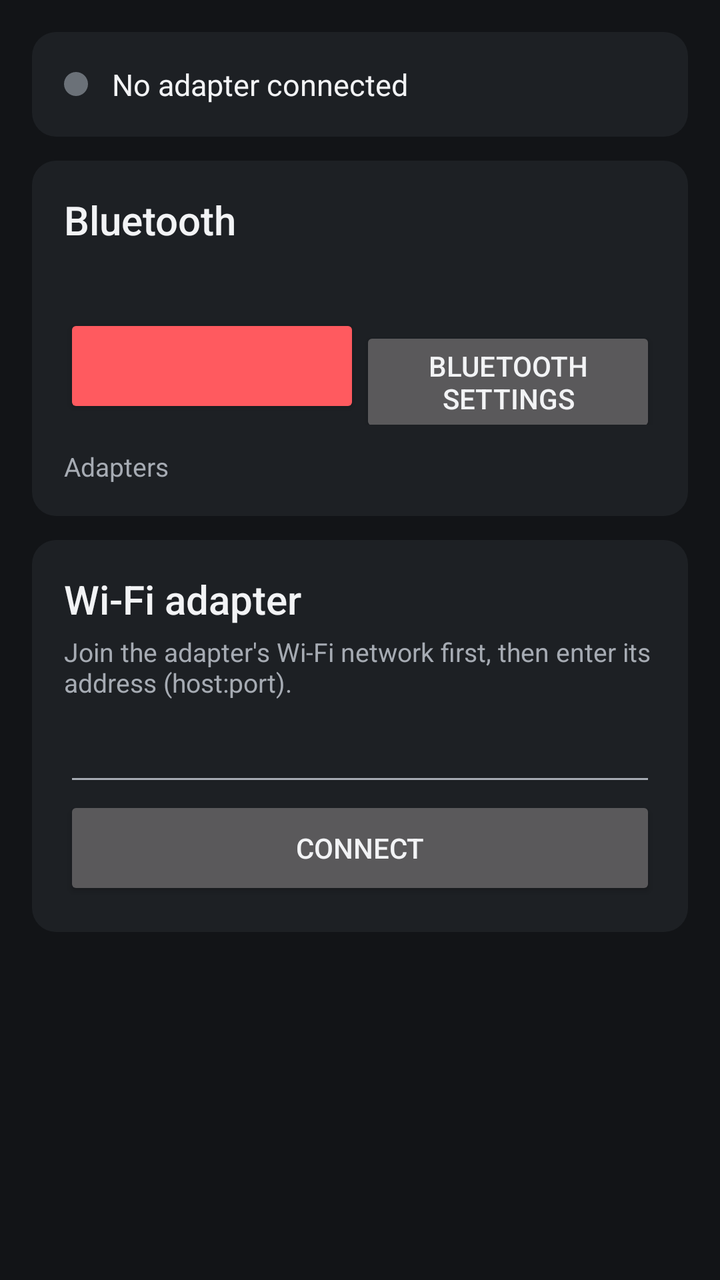
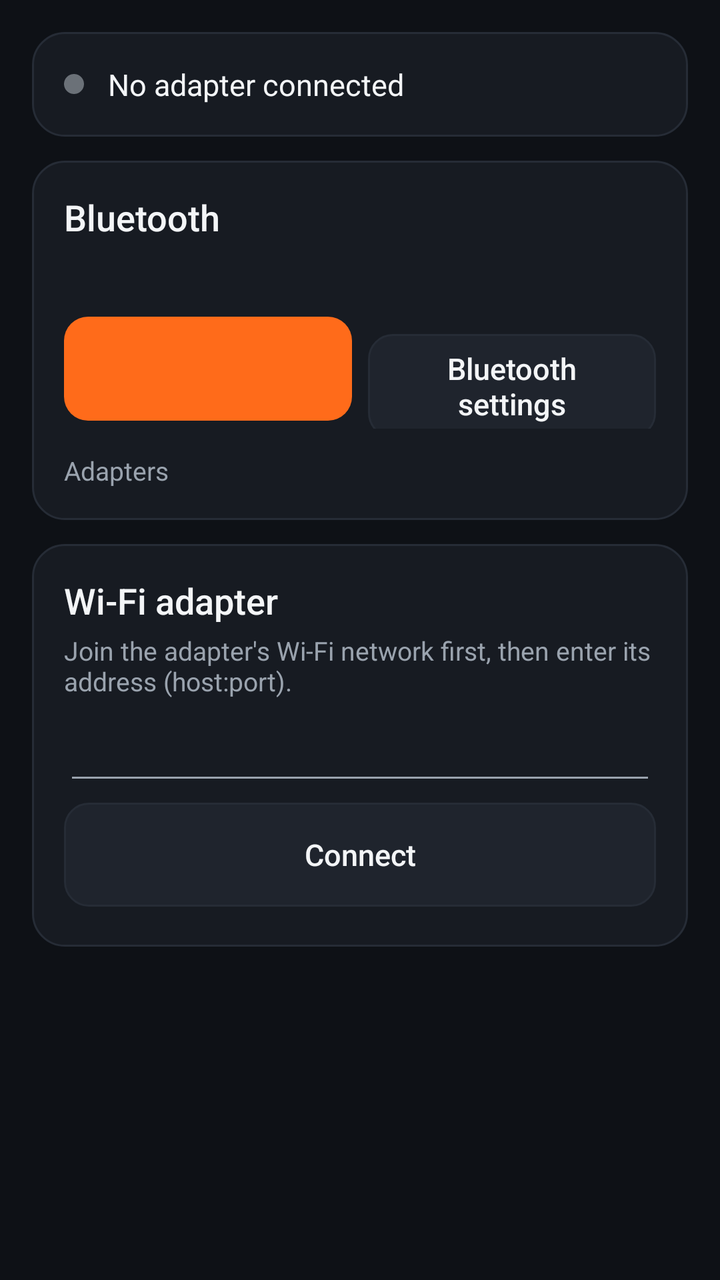

The first picture is an Android layout as it rendered before a commit; the second is the same layout after the commit. The layout source and the unified diff follow.
<!-- AndroidManifest.xml: application theme Theme.MpsDiag -->
<!-- res/layout/activity_connection.xml -->
<?xml version="1.0" encoding="utf-8"?>
<ScrollView xmlns:android="http://schemas.android.com/apk/res/android"
    android:layout_width="match_parent"
    android:layout_height="match_parent">

    <LinearLayout
        android:layout_width="match_parent"
        android:layout_height="wrap_content"
        android:orientation="vertical"
        android:padding="@dimen/screen_padding">

        
        <LinearLayout
            style="@style/Card"
            android:layout_width="match_parent"
            android:layout_height="wrap_content"
            android:orientation="vertical">

            <LinearLayout
                android:layout_width="match_parent"
                android:layout_height="wrap_content"
                android:gravity="center_vertical"
                android:orientation="horizontal">

                <View
                    android:id="@+id/statusDot"
                    android:layout_width="@dimen/status_dot"
                    android:layout_height="@dimen/status_dot"
                    android:layout_marginEnd="@dimen/gap"
                    android:background="@drawable/status_dot" />

                <TextView
                    android:id="@+id/statusText"
                    style="@style/Text.Body"
                    android:layout_width="0dp"
                    android:layout_height="wrap_content"
                    android:layout_weight="1"
                    android:text="@string/not_connected" />
            </LinearLayout>

            <LinearLayout
                android:id="@+id/connectedActions"
                android:layout_width="match_parent"
                android:layout_height="wrap_content"
                android:layout_marginTop="@dimen/gap"
                android:orientation="horizontal"
                android:visibility="gone">

                <Button
                    android:id="@+id/testButton"
                    style="@style/Button.Primary"
                    android:layout_width="0dp"
                    android:layout_height="wrap_content"
                    android:layout_weight="1"
                    android:text="@string/conn_test" />

                <Button
                    android:id="@+id/disconnectButton"
                    style="@style/Button.Secondary"
                    android:layout_width="0dp"
                    android:layout_height="wrap_content"
                    android:layout_weight="1"
                    android:text="@string/disconnect" />
            </LinearLayout>
        </LinearLayout>

        
        <LinearLayout
            android:id="@+id/testCard"
            style="@style/Card"
            android:layout_width="match_parent"
            android:layout_height="wrap_content"
            android:orientation="vertical"
            android:visibility="gone">

            <TextView
                style="@style/Text.Title"
                android:layout_width="wrap_content"
                android:layout_height="wrap_content"
                android:text="@string/conn_test_title" />

            <LinearLayout
                android:id="@+id/testList"
                android:layout_width="match_parent"
                android:layout_height="wrap_content"
                android:orientation="vertical" />
        </LinearLayout>

        
        <LinearLayout
            style="@style/Card"
            android:layout_width="match_parent"
            android:layout_height="wrap_content"
            android:orientation="vertical">

            <TextView
                style="@style/Text.Title"
                android:layout_width="wrap_content"
                android:layout_height="wrap_content"
                android:text="@string/conn_bluetooth" />

            <TextView
                android:id="@+id/btStateText"
                style="@style/Text.Secondary"
                android:layout_width="match_parent"
                android:layout_height="wrap_content"
                android:layout_marginTop="4dp" />

            <LinearLayout
                android:layout_width="match_parent"
                android:layout_height="wrap_content"
                android:layout_marginTop="@dimen/gap"
                android:orientation="horizontal">

                <Button
                    android:id="@+id/btActionButton"
                    style="@style/Button.Primary"
                    android:layout_width="0dp"
                    android:layout_height="wrap_content"
                    android:layout_weight="1" />

                <Button
                    android:id="@+id/btSettingsButton"
                    style="@style/Button.Secondary"
                    android:layout_width="0dp"
                    android:layout_height="wrap_content"
                    android:layout_weight="1"
                    android:text="@string/conn_bt_settings" />
            </LinearLayout>

            <TextView
                android:id="@+id/deviceHeader"
                style="@style/Text.Secondary"
                android:layout_width="match_parent"
                android:layout_height="wrap_content"
                android:layout_marginTop="@dimen/gap"
                android:text="@string/conn_devices_hint" />

            <LinearLayout
                android:id="@+id/deviceList"
                android:layout_width="match_parent"
                android:layout_height="wrap_content"
                android:orientation="vertical" />

            <ProgressBar
                android:id="@+id/scanProgress"
                style="@android:style/Widget.Material.ProgressBar.Horizontal"
                android:layout_width="match_parent"
                android:layout_height="wrap_content"
                android:indeterminate="true"
                android:visibility="gone" />
        </LinearLayout>

        
        <LinearLayout
            style="@style/Card"
            android:layout_width="match_parent"
            android:layout_height="wrap_content"
            android:orientation="vertical">

            <TextView
                style="@style/Text.Title"
                android:layout_width="wrap_content"
                android:layout_height="wrap_content"
                android:text="@string/adapter_wifi" />

            <TextView
                style="@style/Text.Secondary"
                android:layout_width="match_parent"
                android:layout_height="wrap_content"
                android:layout_marginTop="4dp"
                android:text="@string/wifi_hint" />

            <EditText
                android:id="@+id/wifiAddress"
                style="@style/Text.Body"
                android:layout_width="match_parent"
                android:layout_height="wrap_content"
                android:inputType="textUri"
                android:minHeight="48dp" />

            <Button
                android:id="@+id/wifiConnectButton"
                style="@style/Button.Secondary"
                android:layout_width="match_parent"
                android:layout_height="wrap_content"
                android:text="@string/connect" />
        </LinearLayout>
    </LinearLayout>
</ScrollView>
<!-- resources referenced by this layout -->
<resources>
  <dimen name="status_dot">12dp</dimen>
  <style name="Button.Primary" parent="android:Widget.Material.Button.Colored">
          <item name="android:textColor">@color/text_on_primary</item>
          <item name="android:minHeight">52dp</item>
      </style>
  <style name="Button.Secondary" parent="android:Widget.Material.Button">
          <item name="android:textColor">@color/text_primary</item>
          <item name="android:minHeight">52dp</item>
      </style>
  <style name="Text.Title" parent="android:TextAppearance.Material.Title">
          <item name="android:textColor">@color/text_primary</item>
          <item name="android:textSize">@dimen/text_title</item>
      </style>
  <style name="Theme.MpsDiag" parent="android:Theme.Material">
          <item name="android:colorPrimary">@color/brand_primary</item>
          <item name="android:colorPrimaryDark">@color/brand_primary_dark</item>
          <item name="android:colorAccent">@color/brand_accent</item>
          <item name="android:windowBackground">@color/bg_window</item>
          <item name="android:textColorPrimary">@color/text_primary</item>
          <item name="android:textColorSecondary">@color/text_secondary</item>
          <item name="android:statusBarColor">@color/brand_primary_dark</item>
      </style>
  <color name="text_on_primary">#FFFFFF</color>
  <color name="text_primary">#F2F3F5</color>
  <!-- drawable bg_card (drawable) -->
  <?xml version="1.0" encoding="utf-8"?>
  <shape xmlns:android="http://schemas.android.com/apk/res/android">
      <solid android:color="@color/bg_card" />
      <corners android:radius="@dimen/card_radius" />
  </shape>
  <color name="text_secondary">#A6ABB3</color>
  <dimen name="text_title">20sp</dimen>
  <color name="brand_primary">#E4002B</color>
  <color name="brand_primary_dark">#A8001F</color>
  <color name="brand_accent">#FF5A5F</color>
  <color name="bg_window">#121417</color>
  <color name="bg_card">#1D2024</color>
  <dimen name="card_radius">12dp</dimen>
  <!-- unchanged entries left out for length: 20 -->
</resources>

<!-- the commit's change to res/layout/activity_connection.xml (unified diff, before → after) -->
@@ -51,6 +51,7 @@
                     style="@style/Button.Primary"
                     android:layout_width="0dp"
                     android:layout_height="wrap_content"
+                    android:layout_marginEnd="@dimen/gap_small"
                     android:layout_weight="1"
                     android:text="@string/conn_test" />
 
@@ -117,6 +118,7 @@
                     style="@style/Button.Primary"
                     android:layout_width="0dp"
                     android:layout_height="wrap_content"
+                    android:layout_marginEnd="@dimen/gap_small"
                     android:layout_weight="1" />
 
                 <Button
<!-- resource entries referenced after the edit -->
@@ -1,43 +1,110 @@
 <!-- resources referenced by this layout -->
 <resources>
-  <dimen name="status_dot">12dp</dimen>
-  <style name="Button.Primary" parent="android:Widget.Material.Button.Colored">
-          <item name="android:textColor">@color/text_on_primary</item>
+  <dimen name="gap_small">8dp</dimen>
+  <dimen name="status_dot">10dp</dimen>
+  <style name="Button.Primary" parent="android:Widget.Material.Button">
+          <item name="android:background">@drawable/bg_button_primary</item>
+          <item name="android:textColor">@color/button_text_primary</item>
+          <item name="android:fontFamily">sans-serif-medium</item>
+          <item name="android:textAllCaps">false</item>
+          <item name="android:textSize">@dimen/text_body</item>
           <item name="android:minHeight">52dp</item>
+          <item name="android:paddingStart">20dp</item>
+          <item name="android:paddingEnd">20dp</item>
+          <item name="android:stateListAnimator">@null</item>
+          <item name="android:layout_marginTop">4dp</item>
+          <item name="android:layout_marginBottom">4dp</item>
       </style>
   <style name="Button.Secondary" parent="android:Widget.Material.Button">
-          <item name="android:textColor">@color/text_primary</item>
+          <item name="android:background">@drawable/bg_button_secondary</item>
+          <item name="android:textColor">@color/button_text_secondary</item>
+          <item name="android:fontFamily">sans-serif-medium</item>
+          <item name="android:textAllCaps">false</item>
+          <item name="android:textSize">@dimen/text_body</item>
           <item name="android:minHeight">52dp</item>
+          <item name="android:paddingStart">20dp</item>
+          <item name="android:paddingEnd">20dp</item>
+          <item name="android:stateListAnimator">@null</item>
+          <item name="android:layout_marginTop">4dp</item>
+          <item name="android:layout_marginBottom">4dp</item>
       </style>
   <style name="Text.Title" parent="android:TextAppearance.Material.Title">
           <item name="android:textColor">@color/text_primary</item>
           <item name="android:textSize">@dimen/text_title</item>
+          <item name="android:fontFamily">sans-serif-medium</item>
       </style>
   <style name="Theme.MpsDiag" parent="android:Theme.Material">
-          <item name="android:colorPrimary">@color/brand_primary</item>
-          <item name="android:colorPrimaryDark">@color/brand_primary_dark</item>
-          <item name="android:colorAccent">@color/brand_accent</item>
+          <item name="android:colorPrimary">@color/bg_window</item>
+          <item name="android:colorPrimaryDark">@color/bg_window</item>
+          <item name="android:colorAccent">@color/brand_primary</item>
+          <item name="android:colorControlActivated">@color/brand_primary</item>
+          <item name="android:colorBackground">@color/bg_window</item>
           <item name="android:windowBackground">@color/bg_window</item>
+          <item name="android:statusBarColor">@color/bg_window</item>
+          <item name="android:navigationBarColor">@color/bg_window</item>
           <item name="android:textColorPrimary">@color/text_primary</item>
           <item name="android:textColorSecondary">@color/text_secondary</item>
-          <item name="android:statusBarColor">@color/brand_primary_dark</item>
+          <item name="android:actionBarStyle">@style/ActionBar</item>
+          <item name="android:buttonStyle">@style/Button.Secondary</item>
+          <item name="android:alertDialogTheme">@style/Dialog</item>
       </style>
-  <color name="text_on_primary">#FFFFFF</color>
-  <color name="text_primary">#F2F3F5</color>
+  <!-- drawable bg_button_primary (drawable) -->
+  <?xml version="1.0" encoding="utf-8"?>
+  <ripple xmlns:android="http://schemas.android.com/apk/res/android" android:color="@color/ripple">
+      <item>
+          <selector>
+              <item android:state_enabled="false">
+                  <shape><solid android:color="@color/bg_card_raised" /><corners android:radius="@dimen/button_radius" /></shape>
+              </item>
+              <item>
+                  <shape><solid android:color="@color/brand_primary" /><corners android:radius="@dimen/button_radius" /></shape>
+              </item>
+          </selector>
+      </item>
+  </ripple>
+  <!-- drawable bg_button_secondary (drawable) -->
+  <?xml version="1.0" encoding="utf-8"?>
+  <ripple xmlns:android="http://schemas.android.com/apk/res/android" android:color="@color/ripple">
+      <item>
+          <shape>
+              <solid android:color="@color/bg_card_raised" />
+              <stroke android:width="1dp" android:color="@color/stroke" />
+              <corners android:radius="@dimen/button_radius" />
+          </shape>
+      </item>
+  </ripple>
+  <color name="text_primary">#F3F5F7</color>
   <!-- drawable bg_card (drawable) -->
   <?xml version="1.0" encoding="utf-8"?>
   <shape xmlns:android="http://schemas.android.com/apk/res/android">
       <solid android:color="@color/bg_card" />
+      <stroke android:width="1dp" android:color="@color/stroke" />
       <corners android:radius="@dimen/card_radius" />
   </shape>
-  <color name="text_secondary">#A6ABB3</color>
-  <dimen name="text_title">20sp</dimen>
-  <color name="brand_primary">#E4002B</color>
-  <color name="brand_primary_dark">#A8001F</color>
-  <color name="brand_accent">#FF5A5F</color>
-  <color name="bg_window">#121417</color>
-  <color name="bg_card">#1D2024</color>
-  <dimen name="card_radius">12dp</dimen>
+  <color name="text_secondary">#9AA3AE</color>
+  <dimen name="text_title">18sp</dimen>
+  <color name="brand_primary">#FF6B1A</color>
+  <style name="ActionBar" parent="android:Widget.Material.ActionBar.Solid">
+          <item name="android:background">@color/bg_window</item>
+          <item name="android:elevation">0dp</item>
+          <item name="android:titleTextStyle">@style/ActionBar.Title</item>
+      </style>
+  <style name="Dialog" parent="android:Theme.Material.Dialog.Alert">
+          <item name="android:colorAccent">@color/brand_primary</item>
+          <item name="android:colorBackground">@color/bg_card_raised</item>
+          <item name="android:textColorPrimary">@color/text_primary</item>
+      </style>
+  <color name="ripple">#33FFFFFF</color>
+  <color name="bg_card_raised">#1F242D</color>
+  <dimen name="button_radius">12dp</dimen>
+  <color name="stroke">#262C36</color>
+  <color name="bg_window">#0E1116</color>
+  <color name="bg_card">#171B22</color>
+  <dimen name="card_radius">16dp</dimen>
+  <style name="ActionBar.Title" parent="android:TextAppearance.Material.Widget.ActionBar.Title">
+          <item name="android:textColor">@color/text_primary</item>
+          <item name="android:fontFamily">sans-serif-medium</item>
+      </style>
   <!-- unchanged entries left out for length: 20 -->
 </resources>
 
